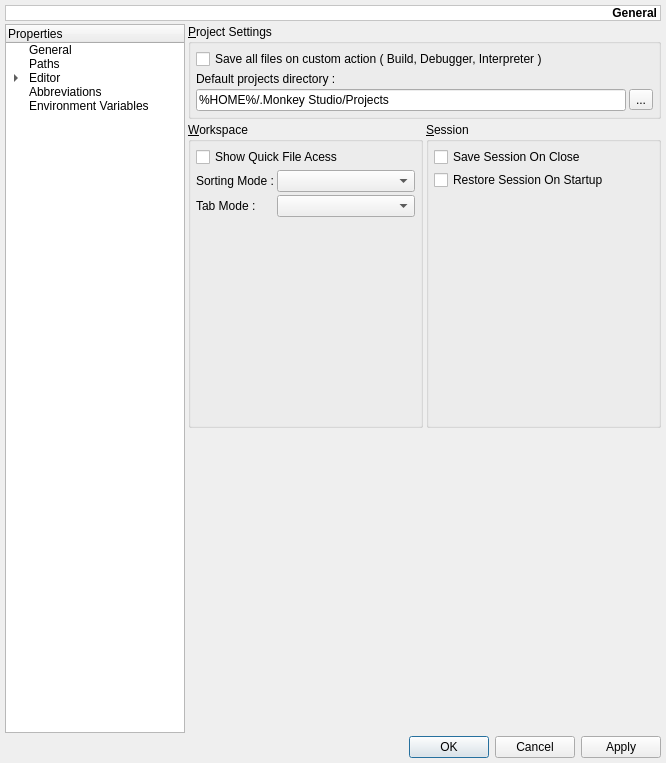
Old version of the form monkey/src/maininterface/ui/UISettings.ui in the repository pasnox/monkeystudio2.
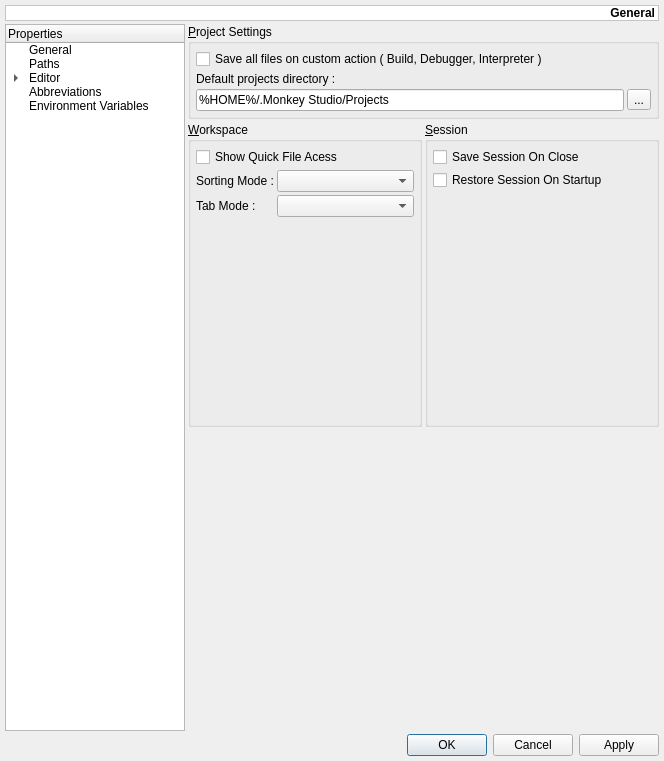
New version of the form. Custom widgets are drawn as their Qt base class.

```diff
--- a/monkey/src/maininterface/ui/UISettings.ui
+++ b/monkey/src/maininterface/ui/UISettings.ui
@@ -6,8 +6,8 @@
    <rect>
     <x>0</x>
     <y>0</y>
-    <width>666</width>
-    <height>763</height>
+    <width>664</width>
+    <height>761</height>
    </rect>
   </property>
   <property name="windowTitle">
```
Left out of the diff: 6 changed lines with no effect on the pictures.
